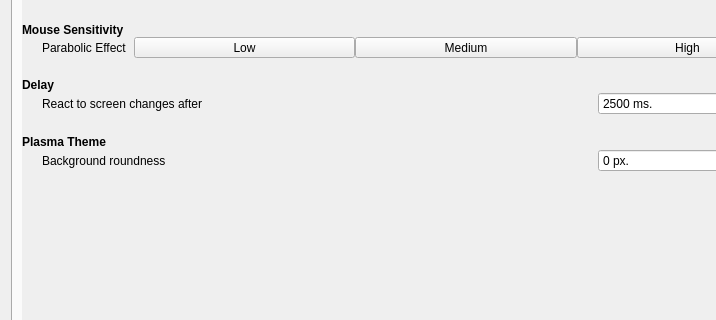
Before: the Qt Designer form app/settingsdialog.ui in KDE/latte-dock, drawn with Qt 5; both pictures show x 0 to 716 and y 147 to 467 of the 840 by 621 pixel window.
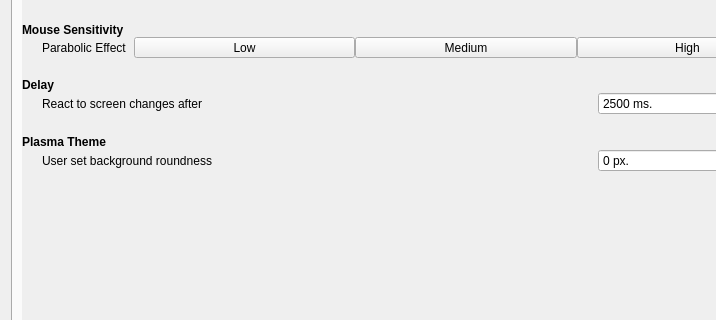
After: the same form once the commit is applied. The open tabs and pages were chosen to show the change. Icons and pictures are not drawn.

Commit message: use roundness from extenededTheme in settings win

Patch:
```diff
--- a/app/settingsdialog.ui
+++ b/app/settingsdialog.ui
@@ -949,7 +949,7 @@
                   <string>Roundness used from Latte elements in order to feel part of the current plasma theme.</string>
                  </property>
                  <property name="text">
-                  <string>Background roundness</string>
+                  <string>User set background roundness</string>
                  </property>
                 </widget>
                </item>
```
Left out of the diff: 6 changed lines with no effect on the pictures. The commit also changes 4 other files.
